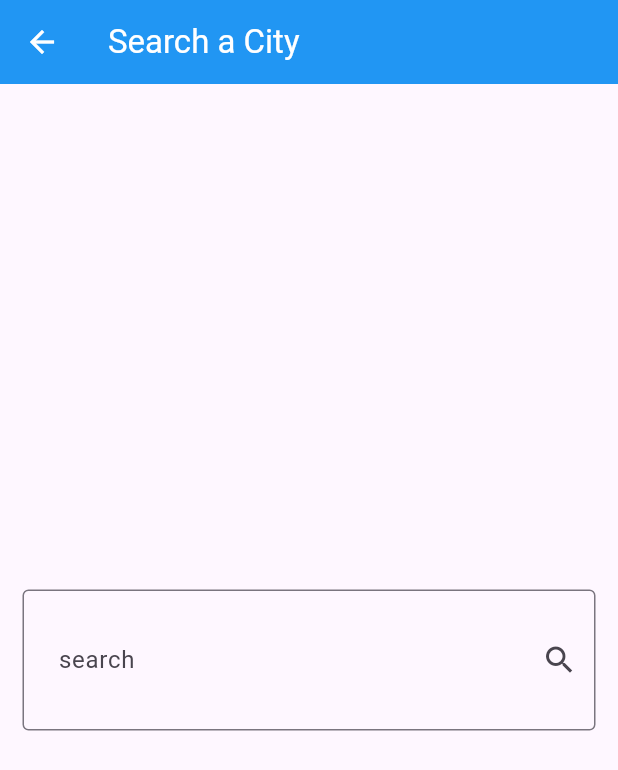
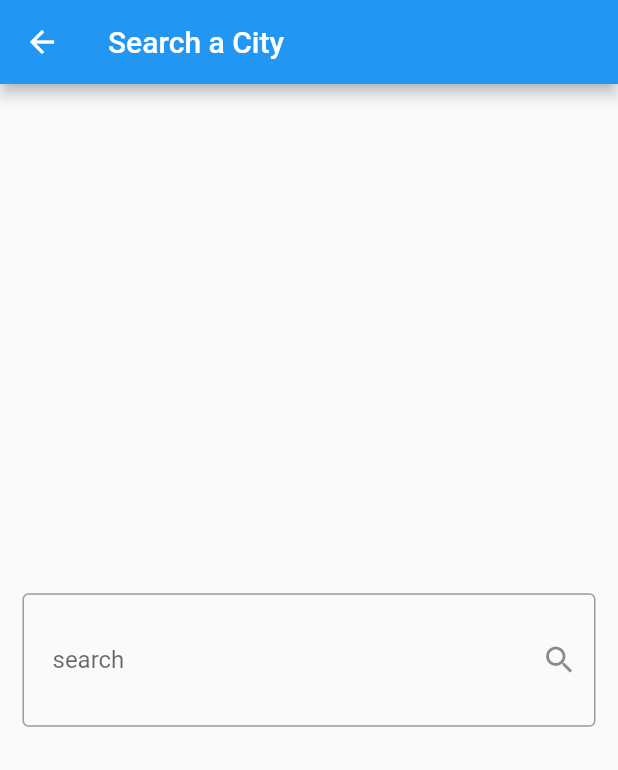
Before and after one commit to Marina59A/Wheather_App, a Flutter app: the screen it shows after launch, after a tap on the "search" icon, on a phone screen of 412 x 824 dp. Shown: the top 770 px of the screen. Run offline on Flutter 3.47's test engine with Material 3 defaults, Android fonts, the phone set to English and light mode, and no system bars; our stand-ins replace bloc, dio, flutter_bloc; network calls fail.

Commit message:
update theme color

```diff
--- a/lib/cubits/get_weather_cubit/get_weather_cubit.dart
+++ b/lib/cubits/get_weather_cubit/get_weather_cubit.dart
@@ -11,11 +11,17 @@ part 'get_weather_state.dart';
 class GetWeatherCubit extends Cubit<GetWeatherState> {
   GetWeatherCubit() : super(NoWeatherState());
 
-  getWeather({required String cityName}) async {
+  WeatherModel? weatherModel;
+
+  Future<void> getWeather({required String cityName}) async {
+    emit(NoWeatherState());
     try {
-      WeatherModel weatherModel =
+      final fetchedWeather =
           await WeatherService(Dio()).getCurrentWeather(cityName: cityName);
-      emit(WeatherLoadingState(weatherModel: weatherModel));
+
+      weatherModel = fetchedWeather;
+
+      emit(WeatherLoadingState(weatherModel: weatherModel!));
     } catch (e) {
       emit(WeatherFailureState(
         errorMessage: e.toString(),
--- a/lib/main.dart
+++ b/lib/main.dart
@@ -8,25 +8,79 @@ void main() {
   runApp(const WeatherApp());
 }
 
-class WeatherApp extends StatelessWidget {
+class WeatherApp extends StatefulWidget {
   const WeatherApp({super.key});
 
+  @override
+  State<WeatherApp> createState() => _WeatherAppState();
+}
+
+class _WeatherAppState extends State<WeatherApp> {
   @override
   Widget build(BuildContext context) {
     return BlocProvider(
       create: (context) => GetWeatherCubit(),
-      child: MaterialApp(
+      child: BlocBuilder<GetWeatherCubit, GetWeatherState>(
+        builder: (context, state) {
+          final condition = BlocProvider.of<GetWeatherCubit>(context)
+              .weatherModel
+              ?.weatherCondation;
+          return MaterialApp(
+              key: ValueKey(condition),
               title: 'Weather App',
               theme: ThemeData(
-            colorScheme: ColorScheme.fromSeed(seedColor: Colors.deepPurple),
-            useMaterial3: true,
+                useMaterial3: false,
+                primarySwatch: getThemeColor(
+                  condition,
+                ),
               ),
               debugShowCheckedModeBanner: false,
               routes: {
                 HomeView.id: (context) => const HomeView(),
                 SearchView.id: (context) => const SearchView(),
               },
-          initialRoute: HomeView.id),
+              initialRoute: HomeView.id);
+        },
+      ),
     );
   }
 }
+
+MaterialColor getThemeColor(String? condition) {
+  if (condition == null) {
+    return Colors.blue;
+  }
+  switch (condition.toLowerCase()) {
+    case "sunny":
+      return Colors.amber;
+    case "clear":
+      return Colors.deepOrange;
+    case "partly cloudy":
+      return Colors.blueGrey;
+    case "cloudy":
+    case "fog":
+      return Colors.grey;
+    case "overcast":
+      return Colors.blue;
+    case "mist":
+    case "blowing snow":
+    case "freezing fog":
+      return Colors.lightBlue;
+    case "patchy rain possible":
+      return Colors.indigo;
+    case "patchy snow possible":
+    case "patchy sleet possible":
+    case "blizzard":
+      return Colors.cyan;
+    case "patchy freezing drizzle possible":
+      return Colors.lightBlue;
+    case "thundery outbreaks possible":
+      return Colors.purple;
+    case "patchy light drizzle":
+      return Colors.teal;
+    case "light drizzle":
+      return Colors.lightGreen;
+    default:
+      return Colors.blue;
+  }
+}
--- a/lib/views/home_view.dart
+++ b/lib/views/home_view.dart
@@ -13,10 +13,9 @@ class HomeView extends StatelessWidget {
     return SafeArea(
       child: Scaffold(
         appBar: AppBar(
-          backgroundColor: Colors.blue,
+          backgroundColor: Theme.of(context).primaryColor,
           title: const Text(
             "Weather App",
-            style: TextStyle(color: Colors.white),
           ),
           actions: [
             IconButton(
@@ -25,7 +24,6 @@ class HomeView extends StatelessWidget {
               },
               icon: const Icon(
                 Icons.search,
-                color: Colors.white,
               ),
             ),
           ],
--- a/lib/views/search_view.dart
+++ b/lib/views/search_view.dart
@@ -10,7 +10,6 @@ class SearchView extends StatelessWidget {
     return SafeArea(
       child: Scaffold(
         appBar: AppBar(
-          backgroundColor: Colors.blue,
           leading: IconButton(
             onPressed: () {
               Navigator.pushReplacementNamed(context, HomeView.id);
--- a/lib/widgets/weather_widget.dart
+++ b/lib/widgets/weather_widget.dart
@@ -3,6 +3,7 @@
 import 'package:flutter/cupertino.dart';
 import 'package:flutter/material.dart';
 import 'package:flutter/widgets.dart';
+import 'package:weatherapp/main.dart';
 import 'package:weatherapp/models/weather_model.dart';
 
 class WeatherItem extends StatelessWidget {
@@ -11,7 +12,15 @@ class WeatherItem extends StatelessWidget {
 
   @override
   Widget build(BuildContext context) {
-    return Center(
+    return Container(
+      decoration: BoxDecoration(
+        gradient: LinearGradient(colors: [
+          getThemeColor(weatherModel.weatherCondation),
+          getThemeColor(weatherModel.weatherCondation)[300]!,
+          getThemeColor(weatherModel.weatherCondation)[50]!,
+        ], begin: Alignment.topCenter, end: Alignment.bottomCenter),
+      ),
+      child: Center(
         child: Column(
           mainAxisAlignment: MainAxisAlignment.center,
           children: [
@@ -33,7 +42,7 @@ class WeatherItem extends StatelessWidget {
                 Expanded(child: Image.network('https:${weatherModel.image!}')),
                 Center(
                   child: Text(
-                  weatherModel.temp.toString(),
+                    "${weatherModel.temp.round()}°C",
                     style: TextStyle(fontWeight: FontWeight.bold, fontSize: 30),
                   ),
                 ),
@@ -62,6 +71,7 @@ class WeatherItem extends StatelessWidget {
             ),
           ],
         ),
+      ),
     );
   }
 }
```
Lines whose indentation alone changed are shown as unchanged.
